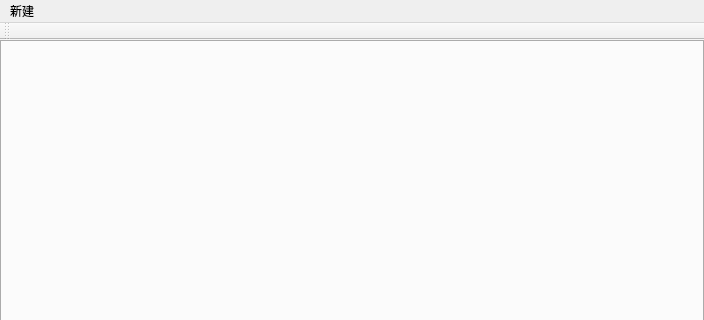
This is src/mainwindow.ui in LiuJunyu2006/awesome-equation-assistant as Qt 5 draws it before an edit; both pictures show x 0 to 704 and y 0 to 320 of the 704 by 518 pixel window. The edited form follows.
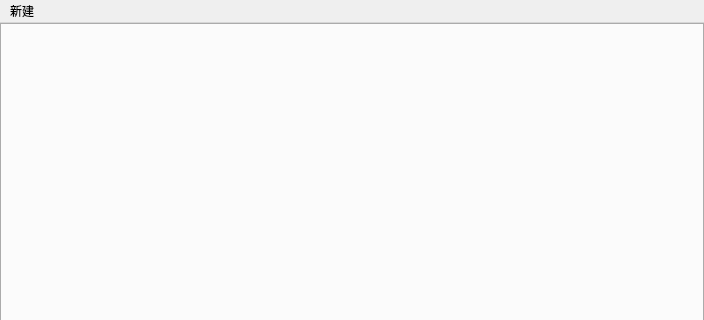
This is the edited form.

```diff
--- a/src/mainwindow.ui
+++ b/src/mainwindow.ui
@@ -68,17 +68,6 @@
    <addaction name="menuNew"/>
   </widget>
   <widget class="QStatusBar" name="statusBar"/>
-  <widget class="QToolBar" name="mainToolBar">
-   <property name="windowTitle">
-    <string notr="true"/>
-   </property>
-   <attribute name="toolBarArea">
-    <enum>TopToolBarArea</enum>
-   </attribute>
-   <attribute name="toolBarBreak">
-    <bool>false</bool>
-   </attribute>
-  </widget>
   <action name="actionNewSystemOfLinearEquationsCalculator">
    <property name="text">
     <string notr="true">线性方程组</string>
```
Left out of the diff: 2 changed lines with no effect on the pictures.
